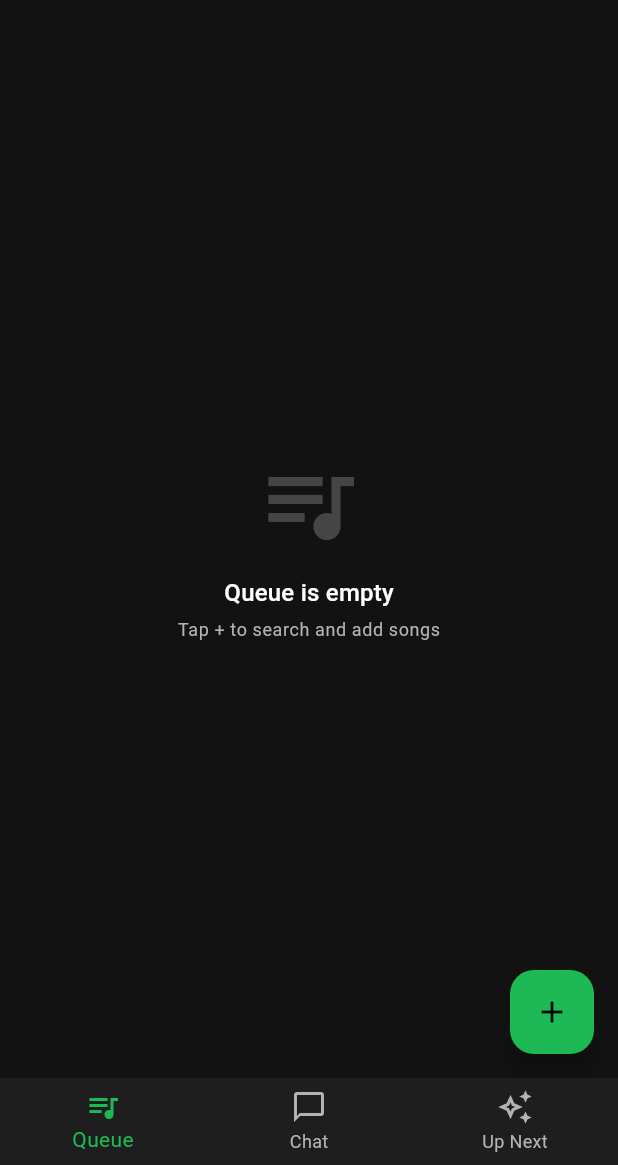
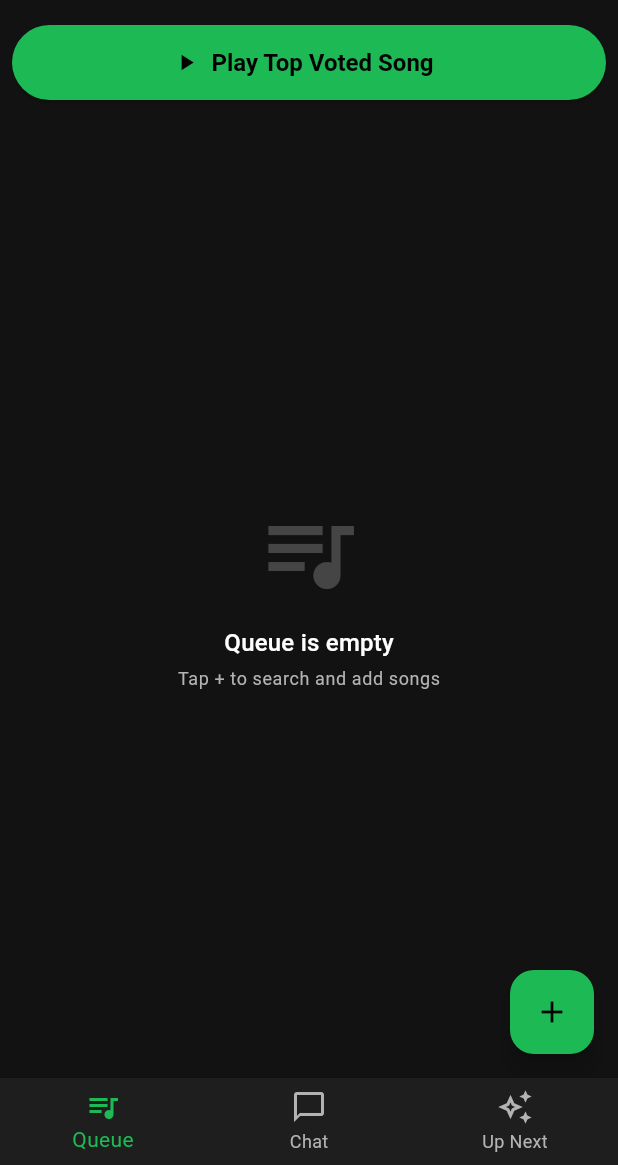
Before and after one commit to Phyvlik/project_02_melodex, a Flutter app: the RoomScreen screen opened directly with empty values, on a phone screen of 412 x 824 dp, the part 71-1236 px from its top. Run offline on Flutter 3.47's test engine with Material 3 defaults, Android fonts, the phone set to English and light mode, and no system bars; our stand-ins replace app_links, cached_network_image, cloud_firestore, dio, firebase_auth, firebase_core and 7 more; accounts and stored records are empty.

Commit message:
Test spotify Playback logic to play top voted song on button press

```diff
--- a/lib/screens/room/room_screen.dart
+++ b/lib/screens/room/room_screen.dart
@@ -9,6 +9,7 @@ import '../../utils/app_theme.dart';
 import '../playlist/playlist_screen.dart';
 import '../chat/chat_screen.dart';
 import '../recommendation/recommendation_screen.dart';
+import '../../services/spotify_service.dart';
 
 class RoomScreen extends StatefulWidget {
   final RoomModel room;
@@ -126,12 +127,60 @@ class _RoomScreenState extends State<RoomScreen> {
               ),
           ],
         ),
-        body: IndexedStack(
+        body: Column(
+  children: [
+    // 🔥 NEW BUTTON (only show for host)
+    if (isHost)
+      Padding(
+        padding: const EdgeInsets.all(8.0),
+        child: ElevatedButton.icon(
+          icon: const Icon(Icons.play_arrow),
+          label: const Text('Play Top Voted Song'),
+          onPressed: () async {
+            try {
+              final playlistProvider = context.read<PlaylistProvider>();
+              final songs = playlistProvider.songs; // adjust if needed
+
+              if (songs.isEmpty) return;
+
+              final unplayedSongs = songs.where((song) => !song.isPlayed).toList();
+
+if (unplayedSongs.isEmpty) {
+  throw Exception('No unplayed songs in the queue.');
+}
+
+final winningSong = unplayedSongs.reduce(
+  (a, b) => a.voteScore >= b.voteScore ? a : b,
+);
+
+await SpotifyService().playTrack(winningSong.spotifyId);
+              if (!context.mounted) return;
+
+              ScaffoldMessenger.of(context).showSnackBar(
+                SnackBar(content: Text('Now playing: ${winningSong.title}')),
+              );
+            } catch (e) {
+              if (!context.mounted) return;
+
+              ScaffoldMessenger.of(context).showSnackBar(
+                SnackBar(content: Text('Error: $e')),
+              );
+            }
+          },
+        ),
+      ),
+
+    // 👇 existing content
+    Expanded(
+      child: IndexedStack(
         index: _tabIndex,
         children: const [
           PlaylistScreen(),
           ChatScreen(),
           RecommendationScreen(),
+        ],
+      ),
+    ),
   ],
 ),
         bottomNavigationBar: BottomNavigationBar(
```
Lines whose indentation alone changed are shown as unchanged.
